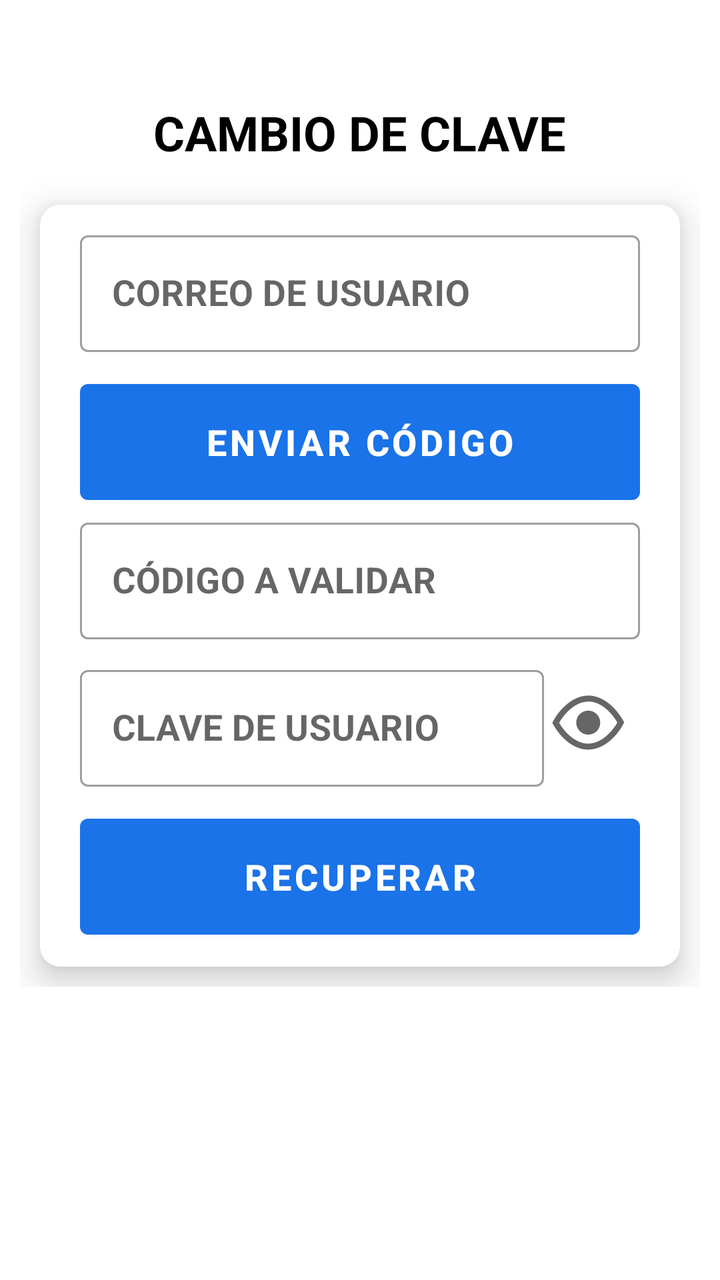
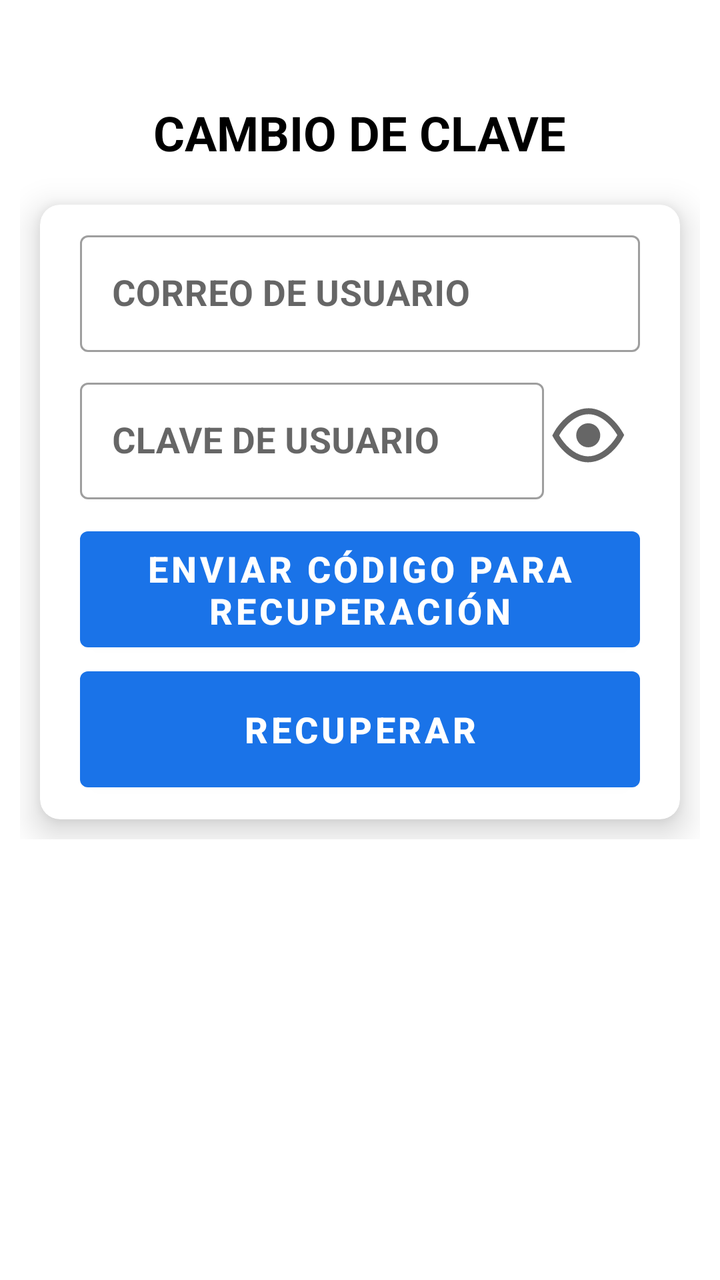

Screens rendered from an Android XML layout before and after an edit, with the pre-edit source and the edit as a unified diff.
<!-- AndroidManifest.xml: application theme Theme.Login -->
<!-- res/layout/fragment_recovery.xml -->
<?xml version="1.0" encoding="utf-8"?>
<ScrollView
    xmlns:android="http://schemas.android.com/apk/res/android"
    xmlns:app="http://schemas.android.com/apk/res-auto"
    xmlns:tools="http://schemas.android.com/tools"
    android:layout_width="match_parent"
    android:layout_height="match_parent"
    android:padding="@dimen/short1_dp"
    tools:context=".presentation.mvvm.ui.fragment.RecoveryFragment">

    <LinearLayout
        android:layout_width="match_parent"
        android:layout_height="wrap_content"
        android:orientation="vertical">

        
        <TextView
            style="@style/MyTitleActivity"
            android:layout_width="wrap_content"
            android:layout_height="wrap_content"
            android:text="@string/title_recovery" />

        
        <com.google.android.material.card.MaterialCardView
            android:layout_width="match_parent"
            android:layout_height="wrap_content"
            app:cardCornerRadius="@dimen/short1_dp"
            app:cardElevation="@dimen/short1_dp"
            app:cardBackgroundColor="?attr/colorSurface"
            android:layout_margin="@dimen/short1_dp">

            <LinearLayout
                android:orientation="vertical"
                android:padding="@dimen/short1_dp"
                android:layout_width="match_parent"
                android:layout_height="wrap_content">

                <com.google.android.material.textfield.TextInputLayout
                    style="@style/Widget.MaterialComponents.TextInputLayout.OutlinedBox"
                    android:layout_width="match_parent"
                    android:layout_height="wrap_content"
                    android:layout_gravity="center"
                    android:layout_marginHorizontal="@dimen/short1_dp"
                    android:layout_marginBottom="@dimen/short1_dp"
                    app:hintEnabled="true">

                    <com.google.android.material.textfield.TextInputEditText
                        style="@style/MyEditText"
                        android:id="@+id/inputEmail"
                        android:layout_width="match_parent"
                        android:layout_height="wrap_content"
                        android:autofillHints="username"
                        android:hint="@string/email_user"
                        android:inputType="textEmailAddress"/>
                </com.google.android.material.textfield.TextInputLayout>

                <Button
                    style="@style/MyButton"
                    android:id="@+id/btnCode"
                    android:layout_width="match_parent"
                    android:layout_height="@dimen/short3_dp"
                    android:layout_marginHorizontal="@dimen/short1_dp"
                    android:text="@string/code"/>

                <com.google.android.material.textfield.TextInputLayout
                    style="@style/Widget.MaterialComponents.TextInputLayout.OutlinedBox"
                    android:layout_width="match_parent"
                    android:layout_height="wrap_content"
                    android:layout_gravity="center"
                    android:layout_marginHorizontal="@dimen/short1_dp"
                    android:layout_marginBottom="@dimen/short1_dp"
                    app:hintEnabled="true">

                    <com.google.android.material.textfield.TextInputEditText
                        style="@style/MyEditText"
                        android:id="@+id/inputCode"
                        android:layout_width="match_parent"
                        android:layout_height="wrap_content"
                        android:autofillHints="postalCode"
                        android:hint="@string/code_user"
                        android:inputType="number"/>
                </com.google.android.material.textfield.TextInputLayout>

                <LinearLayout
                    android:orientation="horizontal"
                    android:layout_width="match_parent"
                    android:layout_height="wrap_content"
                    android:layout_marginHorizontal="@dimen/short1_dp"
                    android:layout_marginBottom="@dimen/short1_dp"
                    android:layout_gravity="center">
                    <com.google.android.material.textfield.TextInputLayout
                        style="@style/Widget.MaterialComponents.TextInputLayout.OutlinedBox"
                        android:layout_width="0dp"
                        android:layout_height="wrap_content"
                        android:layout_weight="1">

                        <com.google.android.material.textfield.TextInputEditText
                            style="@style/MyEditText"
                            android:id="@+id/inputPassword"
                            android:layout_width="match_parent"
                            android:layout_height="wrap_content"
                            android:autofillHints="password"
                            android:hint="@string/password_user"
                            android:inputType="textPassword"/>
                    </com.google.android.material.textfield.TextInputLayout>

                    <ImageButton
                        style="@style/MyImageButton"
                        android:id="@+id/btnSeePassword"
                        android:layout_width="@dimen/short2_dp"
                        android:layout_height="@dimen/short2_dp"
                        android:contentDescription="@string/see_password"
                        android:src="@drawable/show_password"/>
                </LinearLayout>

                
                <Button
                    style="@style/MyButton"
                    android:id="@+id/btnRecovery"
                    android:layout_width="match_parent"
                    android:layout_height="@dimen/short3_dp"
                    android:layout_marginHorizontal="@dimen/short1_dp"
                    android:text="@string/recovery"/>
            </LinearLayout>
        </com.google.android.material.card.MaterialCardView>
    </LinearLayout>
</ScrollView>
<!-- resources referenced by this layout -->
<resources>
  <dimen name="short1_dp">10dp</dimen>
  <dimen name="short2_dp">48dp</dimen>
  <dimen name="short3_dp">70dp</dimen>
  <string name="code">ENVIAR CÓDIGO</string>
  <string name="code_user">CÓDIGO A VALIDAR</string>
  <string name="email_user">CORREO DE USUARIO</string>
  <string name="password_user">CLAVE DE USUARIO</string>
  <string name="recovery">RECUPERAR</string>
  <string name="see_password">VER CLAVE</string>
  <string name="title_recovery">CAMBIO DE CLAVE</string>
  <style name="MyButton" parent="Widget.MaterialComponents.Button">
          <item name="android:textSize">18sp</item>
          <item name="android:textAlignment">center</item>
          <item name="android:textStyle">bold</item>
          <item name="android:layout_gravity">center</item>
          <item name="android:maxWidth">320dp</item>
          <item name="iconTint">@null</item>
          <item name="backgroundTint">?attr/colorPrimary</item>
          <item name="iconGravity">textStart</item>
      </style>
  <style name="MyEditText" parent="Widget.MaterialComponents.TextInputEditText.OutlinedBox">
          <item name="android:textSize">18sp</item>
          <item name="android:textAlignment">textStart</item>
          <item name="android:textStyle">bold</item>
          <item name="android:textColorHint">?attr/colorOnSecondary</item>
          <item name="android:layout_gravity">center</item>
          <item name="android:maxLength">28</item>
      </style>
  <style name="MyImageButton" parent="Widget.MaterialComponents.Button.OutlinedButton.Icon">
          <item name="iconTint">?attr/colorOnPrimary</item>
          <item name="backgroundTint">?attr/colorPrimary</item>
          <item name="android:layout_gravity">center</item>
      </style>
  <style name="MyTitleActivity" parent="TextAppearance.MaterialComponents.Headline5">
          <item name="android:textSize">24sp</item>
          <item name="android:textAlignment">center</item>
          <item name="android:textStyle">bold</item>
          <item name="android:layout_gravity">center</item>
          <item name="android:layout_marginTop">40dp</item>
          <item name="android:layout_marginBottom">10dp</item>
          <item name="android:textColor">?attr/colorOnSurface</item>
      </style>
  <style name="Theme.Login" parent="Theme.MaterialComponents.DayNight.NoActionBar">
          
          <item name="colorPrimary">@color/colorPrimaryLight</item>
          <item name="colorOnPrimary">@color/colorOnPrimaryLight</item>
          
          <item name="colorSecondary">@color/colorSecondaryLight</item>
          <item name="colorOnSecondary">@color/colorOnSecondaryLight</item>
          
          <item name="android:statusBarColor">?attr/colorPrimary</item>
          
          <item name="colorOnBackground">@color/colorOnBackgroundLight</item>
      </style>
  <color name="colorPrimaryLight">#1A73E8</color>
  <color name="colorOnPrimaryLight">#FFFFFF</color>
  <color name="colorSecondaryLight">#1A73E8</color>
  <color name="colorOnSecondaryLight">#000000</color>
  <color name="colorOnBackgroundLight">#FFFFFF</color>
  <!-- unchanged entries left out for length: 1 -->
</resources>

<!-- the commit's change to res/layout/fragment_recovery.xml (unified diff, before → after) -->
@@ -18,7 +18,7 @@
             style="@style/MyTitleActivity"
             android:layout_width="wrap_content"
             android:layout_height="wrap_content"
-            android:text="@string/title_recovery" />
+            android:text="@string/fragment_recovery_lb_title" />
 
         
         <com.google.android.material.card.MaterialCardView
@@ -50,35 +50,8 @@
                         android:layout_width="match_parent"
                         android:layout_height="wrap_content"
                         android:autofillHints="username"
-                        android:hint="@string/email_user"
+                        android:hint="@string/input_email"
                         android:inputType="textEmailAddress"/>
-                </com.google.android.material.textfield.TextInputLayout>
-
-                <Button
-                    style="@style/MyButton"
-                    android:id="@+id/btnCode"
-                    android:layout_width="match_parent"
-                    android:layout_height="@dimen/short3_dp"
-                    android:layout_marginHorizontal="@dimen/short1_dp"
-                    android:text="@string/code"/>
-
-                <com.google.android.material.textfield.TextInputLayout
-                    style="@style/Widget.MaterialComponents.TextInputLayout.OutlinedBox"
-                    android:layout_width="match_parent"
-                    android:layout_height="wrap_content"
-                    android:layout_gravity="center"
-                    android:layout_marginHorizontal="@dimen/short1_dp"
-                    android:layout_marginBottom="@dimen/short1_dp"
-                    app:hintEnabled="true">
-
-                    <com.google.android.material.textfield.TextInputEditText
-                        style="@style/MyEditText"
-                        android:id="@+id/inputCode"
-                        android:layout_width="match_parent"
-                        android:layout_height="wrap_content"
-                        android:autofillHints="postalCode"
-                        android:hint="@string/code_user"
-                        android:inputType="number"/>
                 </com.google.android.material.textfield.TextInputLayout>
 
                 <LinearLayout
@@ -100,7 +73,7 @@
                             android:layout_width="match_parent"
                             android:layout_height="wrap_content"
                             android:autofillHints="password"
-                            android:hint="@string/password_user"
+                            android:hint="@string/input_password"
                             android:inputType="textPassword"/>
                     </com.google.android.material.textfield.TextInputLayout>
 
@@ -109,9 +82,18 @@
                         android:id="@+id/btnSeePassword"
                         android:layout_width="@dimen/short2_dp"
                         android:layout_height="@dimen/short2_dp"
-                        android:contentDescription="@string/see_password"
+                        android:contentDescription="@string/cd_see_password"
                         android:src="@drawable/show_password"/>
                 </LinearLayout>
+
+                
+                <Button
+                    style="@style/MyButton"
+                    android:id="@+id/btnSendCode"
+                    android:layout_width="match_parent"
+                    android:layout_height="@dimen/short3_dp"
+                    android:layout_marginHorizontal="@dimen/short1_dp"
+                    android:text="@string/fragment_recovery_btn_code"/>
 
                 
                 <Button
@@ -120,7 +102,7 @@
                     android:layout_width="match_parent"
                     android:layout_height="@dimen/short3_dp"
                     android:layout_marginHorizontal="@dimen/short1_dp"
-                    android:text="@string/recovery"/>
+                    android:text="@string/fragment_recovery_btn_recovery"/>
             </LinearLayout>
         </com.google.android.material.card.MaterialCardView>
     </LinearLayout>
<!-- resource entries referenced after the edit -->
@@ -3,13 +3,12 @@
   <dimen name="short1_dp">10dp</dimen>
   <dimen name="short2_dp">48dp</dimen>
   <dimen name="short3_dp">70dp</dimen>
-  <string name="code">ENVIAR CÓDIGO</string>
-  <string name="code_user">CÓDIGO A VALIDAR</string>
-  <string name="email_user">CORREO DE USUARIO</string>
-  <string name="password_user">CLAVE DE USUARIO</string>
-  <string name="recovery">RECUPERAR</string>
-  <string name="see_password">VER CLAVE</string>
-  <string name="title_recovery">CAMBIO DE CLAVE</string>
+  <string name="cd_see_password">VER CLAVE</string>
+  <string name="fragment_recovery_btn_code">ENVIAR CÓDIGO PARA RECUPERACIÓN</string>
+  <string name="fragment_recovery_btn_recovery">RECUPERAR</string>
+  <string name="fragment_recovery_lb_title">CAMBIO DE CLAVE</string>
+  <string name="input_email">CORREO DE USUARIO</string>
+  <string name="input_password">CLAVE DE USUARIO</string>
   <style name="MyButton" parent="Widget.MaterialComponents.Button">
           <item name="android:textSize">18sp</item>
           <item name="android:textAlignment">center</item>
